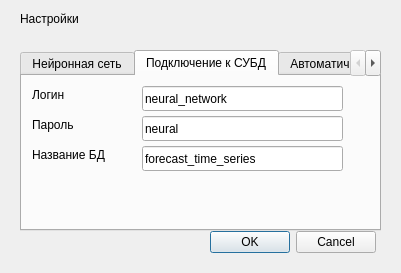
Before: the Qt Designer form src/widgets/settings.ui in glebmillenium/forecasting-financial-time-series, drawn with Qt 5.
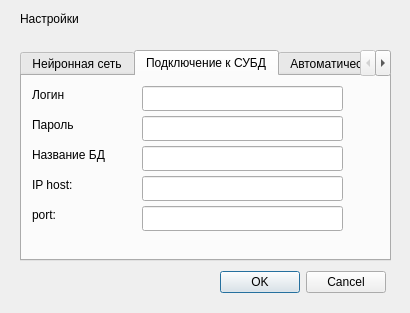
After: the same form once the commit is applied.

The edit to the form file:
```diff
--- a/src/widgets/settings.ui
+++ b/src/widgets/settings.ui
@@ -6,8 +6,8 @@
    <rect>
     <x>0</x>
     <y>0</y>
-    <width>401</width>
-    <height>273</height>
+    <width>410</width>
+    <height>313</height>
    </rect>
   </property>
   <property name="windowTitle">
@@ -31,8 +31,8 @@
     <rect>
      <x>20</x>
      <y>50</y>
-     <width>361</width>
-     <height>181</height>
+     <width>371</width>
+     <height>211</height>
     </rect>
    </property>
    <property name="currentIndex">
@@ -161,7 +161,7 @@
       <set>Qt::ImhHiddenText</set>
      </property>
      <property name="text">
-      <string>neural</string>
+      <string/>
      </property>
     </widget>
     <widget class="QLabel" name="label_4">
@@ -200,7 +200,7 @@
       </rect>
      </property>
      <property name="text">
-      <string>forecast_time_series</string>
+      <string/>
      </property>
     </widget>
     <widget class="QLineEdit" name="loginDB">
@@ -213,7 +213,59 @@
       </rect>
      </property>
      <property name="text">
-      <string>neural_network</string>
+      <string/>
+     </property>
+    </widget>
+    <widget class="QLabel" name="label_9">
+     <property name="geometry">
+      <rect>
+       <x>10</x>
+       <y>100</y>
+       <width>67</width>
+       <height>17</height>
+      </rect>
+     </property>
+     <property name="text">
+      <string>IP host:</string>
+     </property>
+    </widget>
+    <widget class="QLabel" name="label_12">
+     <property name="geometry">
+      <rect>
+       <x>10</x>
+       <y>130</y>
+       <width>67</width>
+       <height>17</height>
+      </rect>
+     </property>
+     <property name="text">
+      <string>port:</string>
+     </property>
+    </widget>
+    <widget class="QLineEdit" name="ipDB">
+     <property name="geometry">
+      <rect>
+       <x>120</x>
+       <y>100</y>
+       <width>201</width>
+       <height>25</height>
+      </rect>
+     </property>
+     <property name="text">
+      <string/>
+     </property>
+    </widget>
+    <widget class="QLineEdit" name="portDB">
+     <property name="geometry">
+      <rect>
+       <x>120</x>
+       <y>130</y>
+       <width>201</width>
+       <height>25</height>
+      </rect>
+     </property>
+     <property name="text">
+      <string/>
      </property>
     </widget>
    </widget>
@@ -344,8 +396,8 @@
   <widget class="QDialogButtonBox" name="buttonBox">
    <property name="geometry">
     <rect>
-     <x>210</x>
-     <y>230</y>
+     <x>220</x>
+     <y>270</y>
      <width>166</width>
      <height>25</height>
     </rect>
```
Left out of the diff: 2 changed lines with no effect on the pictures.
